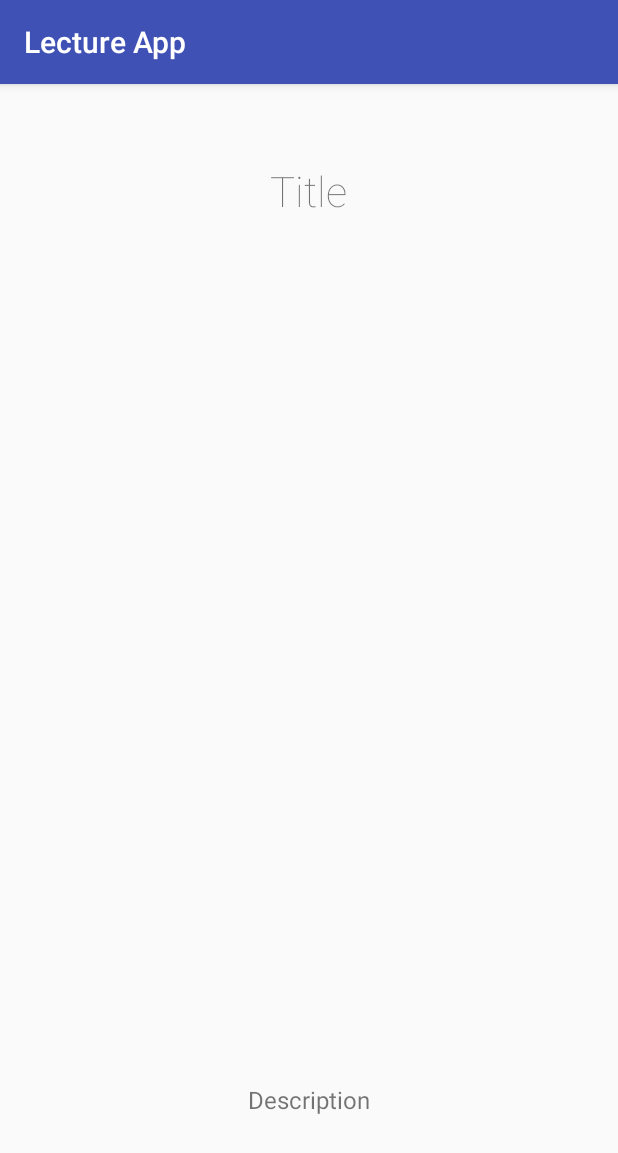
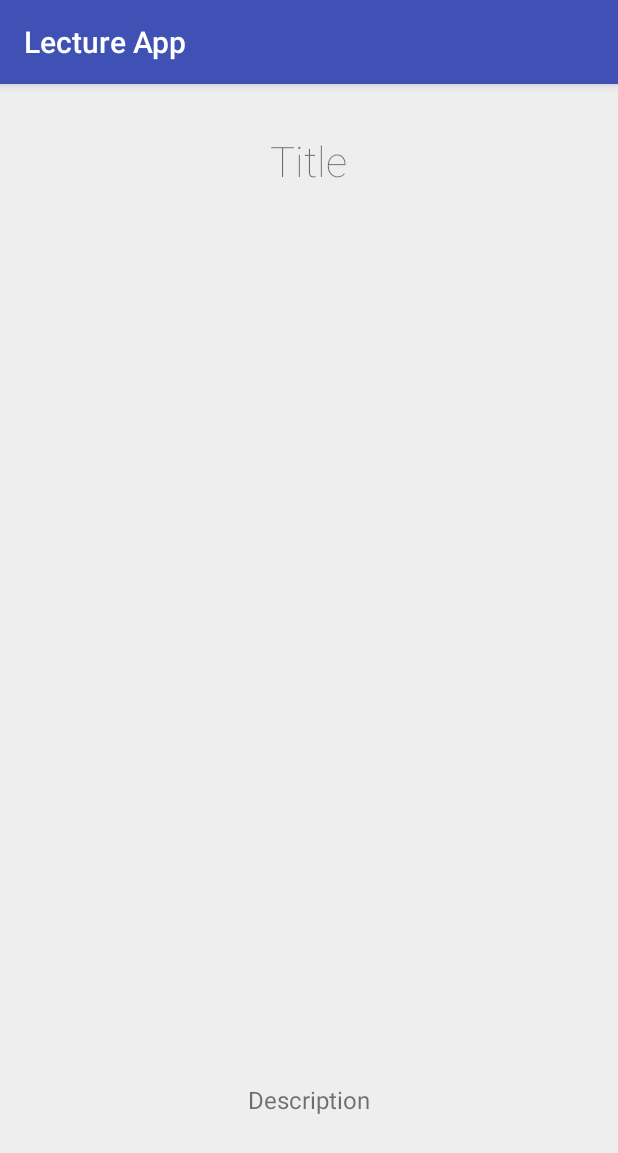
Before and after one commit to chs-advanced-java/RecoLecture, an Android app: the fragment FragmentClass shown on its own in the app's theme, on a phone screen of 412 x 824 dp. Shown: the top 1153 px of the screen. Run offline under Robolectric (Android 15) with nearby library versions, the phone set to English and light mode, and no system bars.

Commit message:
Change slide dimens

```diff
--- a/app/src/main/res/layout/slide_class.xml
+++ b/app/src/main/res/layout/slide_class.xml
@@ -5,13 +5,14 @@
     android:paddingBottom="@dimen/activity_vertical_margin"
     android:paddingLeft="@dimen/activity_horizontal_margin"
     android:paddingRight="@dimen/activity_horizontal_margin"
-    android:paddingTop="@dimen/activity_vertical_margin">
+    android:paddingTop="@dimen/activity_vertical_margin"
+    android:theme="@style/AppTheme.Slide">
 
     <TextView android:id="@+id/title"
         android:layout_width="wrap_content"
         android:layout_height="wrap_content"
         android:layout_centerHorizontal="true"
-        android:layout_marginTop="36dp"
+        android:layout_marginTop="16dp"
         android:text="Title"
         android:fontFamily="sans-serif-thin"
         android:textSize="28sp"/>
--- a/app/src/main/res/layout/slide_file.xml
+++ b/app/src/main/res/layout/slide_file.xml
@@ -5,13 +5,14 @@
     android:paddingBottom="@dimen/activity_vertical_margin"
     android:paddingLeft="@dimen/activity_horizontal_margin"
     android:paddingRight="@dimen/activity_horizontal_margin"
-    android:paddingTop="@dimen/activity_vertical_margin">
+    android:paddingTop="@dimen/activity_vertical_margin"
+    android:theme="@style/AppTheme.Slide">
 
     <TextView android:id="@+id/title"
         android:layout_width="wrap_content"
         android:layout_height="wrap_content"
         android:layout_centerHorizontal="true"
-        android:layout_marginTop="36dp"
+        android:layout_marginTop="16dp"
         android:text="Title"
         android:fontFamily="sans-serif-thin"
         android:textSize="28sp"/>
--- a/app/src/main/res/layout/slide_upload.xml
+++ b/app/src/main/res/layout/slide_upload.xml
@@ -5,13 +5,14 @@
     android:paddingBottom="@dimen/activity_vertical_margin"
     android:paddingLeft="@dimen/activity_horizontal_margin"
     android:paddingRight="@dimen/activity_horizontal_margin"
-    android:paddingTop="@dimen/activity_vertical_margin">
+    android:paddingTop="@dimen/activity_vertical_margin"
+    android:theme="@style/AppTheme.Slide">
 
     <TextView android:id="@+id/title"
         android:layout_width="wrap_content"
         android:layout_height="wrap_content"
         android:layout_centerHorizontal="true"
-        android:layout_marginTop="36dp"
+        android:layout_marginTop="16dp"
         android:text="Title"
         android:fontFamily="sans-serif-thin"
         android:textSize="28sp"/>
```
